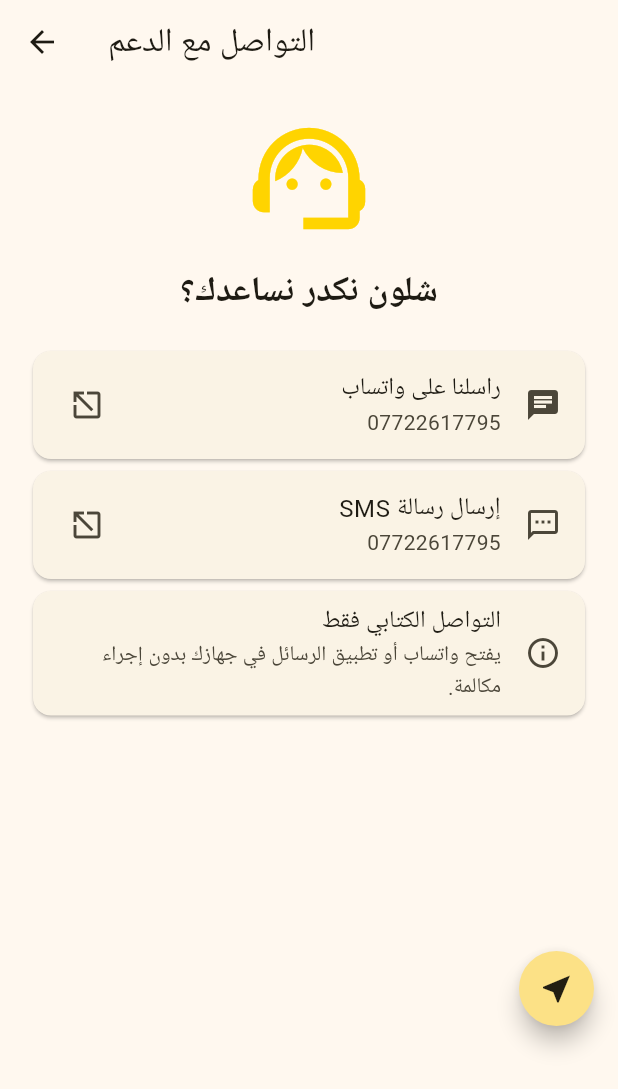
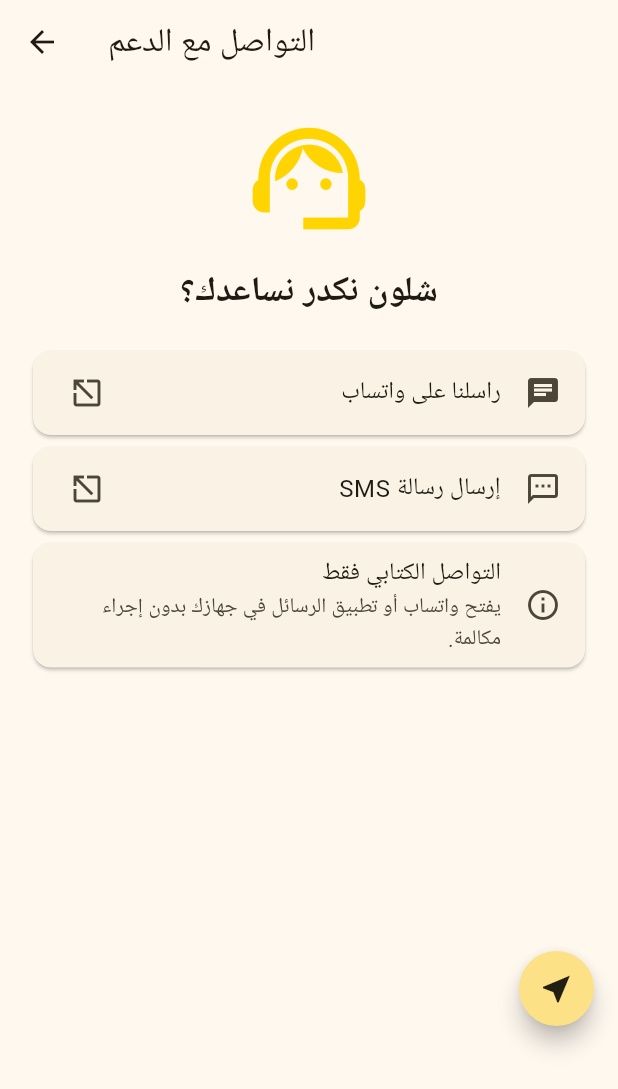
Before and after one commit to mohanedmmm51-cmd/outo_deals_iraq, a Flutter app: the screen it shows after launch, in the side drawer, after a tap on "الدعم", on a phone screen of 412 x 824 dp. Shown: the top 1089 px of the screen. Run offline on Flutter 3.47's test engine with Material 3 defaults, Android fonts, the light colour scheme and no system bars; our stand-ins replace barcode_widget, cloud_firestore, firebase_auth, firebase_core, firebase_crashlytics, firebase_messaging and 7 more; missing offline and left inert: firebase_performance, mobile_scanner; accounts and stored records are empty.

Commit message:
إخفاء رقم الدعم من واجهة التطبيق
إزالة عرض رقم الدعم من أزرار واتساب والرسائل مع إبقاء الروابط الداخلية تعمل.

```diff
--- a/lib/app_core/customer_pages.dart
+++ b/lib/app_core/customer_pages.dart
@@ -205,7 +205,6 @@ class SupportPage extends StatelessWidget {
               child: ListTile(
                 leading: const Icon(Icons.chat),
                 title: const Text('راسلنا على واتساب'),
-                subtitle: const Text(supportPhone),
                 trailing: const Icon(Icons.open_in_new),
                 onTap: () => openWhatsApp(context),
               ),
@@ -214,7 +213,6 @@ class SupportPage extends StatelessWidget {
               child: ListTile(
                 leading: const Icon(Icons.sms_outlined),
                 title: const Text('إرسال رسالة SMS'),
-                subtitle: const Text(supportPhone),
                 trailing: const Icon(Icons.open_in_new),
                 onTap: () => sendSms(context),
               ),
```
